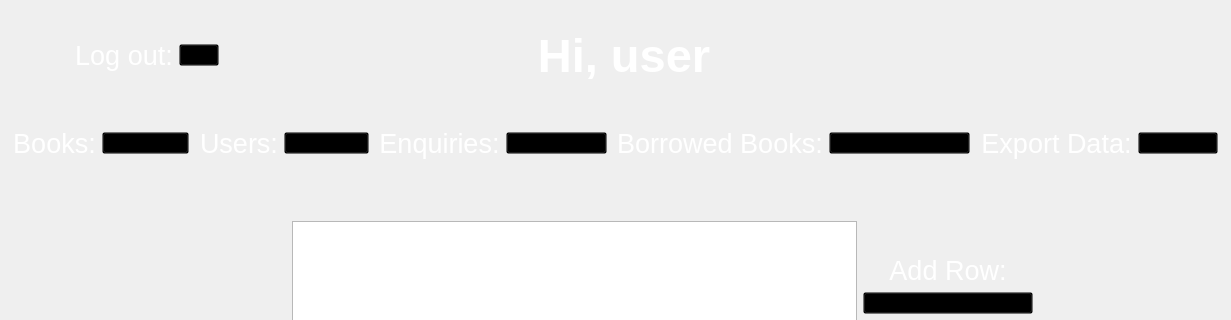
Before: the Qt Designer form adminpage.ui in dmackeyward/AC-Library-Final, drawn with Qt 5; both pictures show x 0 to 1231 and y 0 to 320 of the 1231 by 595 pixel window.
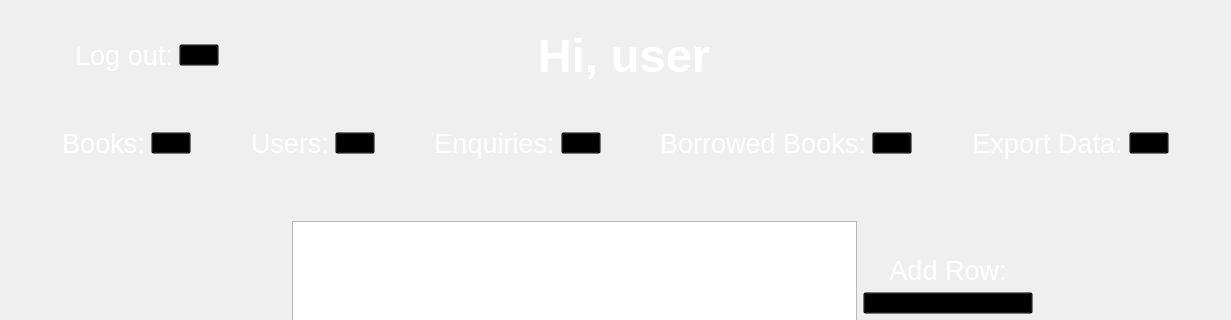
After: the same form once the commit is applied. Icons and pictures are not drawn.

Diff of the .ui file:
```diff
--- a/adminpage.ui
+++ b/adminpage.ui
@@ -185,7 +185,7 @@
            <string notr="true">background:transparent;</string>
           </property>
           <property name="text">
-           <string>book database</string>
+           <string/>
           </property>
          </widget>
         </item>
@@ -227,7 +227,7 @@
            <string notr="true">background:transparent;</string>
           </property>
           <property name="text">
-           <string>user database</string>
+           <string/>
           </property>
          </widget>
         </item>
@@ -269,7 +269,7 @@
            <string notr="true">background:transparent;</string>
           </property>
           <property name="text">
-           <string>enquiry database</string>
+           <string/>
           </property>
          </widget>
         </item>
@@ -311,7 +311,7 @@
            <string notr="true">background:transparent;</string>
           </property>
           <property name="text">
-           <string>borrowed book database</string>
+           <string/>
           </property>
          </widget>
         </item>
@@ -353,7 +353,7 @@
            <string notr="true">background:transparent;</string>
           </property>
           <property name="text">
-           <string>report</string>
+           <string/>
           </property>
          </widget>
         </item>
```
